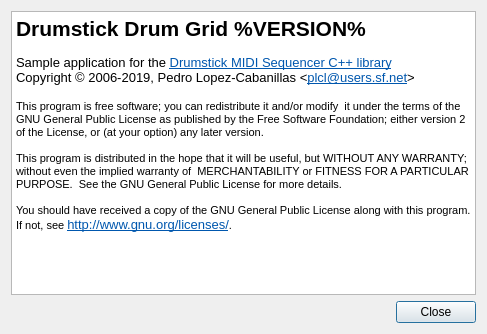
Old version of the form utils/drumgrid/drumgridabout.ui in the repository pedrolcl/drumstick.
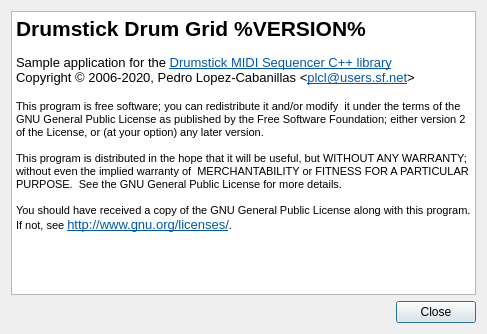
New version of the form.

Commit message: Updated copyright year

What changed in the file:
```diff
--- a/utils/drumgrid/drumgridabout.ui
+++ b/utils/drumgrid/drumgridabout.ui
@@ -30,7 +30,7 @@
 &lt;p style=&quot; margin-top:0px; margin-bottom:0px; margin-left:0px; margin-right:0px; -qt-block-indent:0; text-indent:0px;&quot;&gt;&lt;span style=&quot; font-size:16pt; font-weight:600;&quot;&gt;Drumstick Drum Grid %VERSION%&lt;/span&gt;&lt;/p&gt;
 &lt;p style=&quot;-qt-paragraph-type:empty; margin-top:0px; margin-bottom:0px; margin-left:0px; margin-right:0px; -qt-block-indent:0; text-indent:0px; font-size:9pt;&quot;&gt;&lt;br /&gt;&lt;/p&gt;
 &lt;p style=&quot; margin-top:0px; margin-bottom:0px; margin-left:0px; margin-right:0px; -qt-block-indent:0; text-indent:0px;&quot;&gt;Sample application for the &lt;a href=&quot;http://drumstick.sourceforge.net&quot;&gt;&lt;span style=&quot; font-family:'DejaVu Sans'; text-decoration: underline; color:#0057ae;&quot;&gt;Drumstick MIDI Sequencer C++ library&lt;/span&gt;&lt;/a&gt;&lt;/p&gt;
-&lt;p style=&quot; margin-top:0px; margin-bottom:0px; margin-left:0px; margin-right:0px; -qt-block-indent:0; text-indent:0px;&quot;&gt;Copyright © 2006-2019, Pedro Lopez-Cabanillas &amp;lt;&lt;a href=&quot;mailto:plcl@users.sf.net&quot;&gt;&lt;span style=&quot; font-family:'DejaVu Sans'; text-decoration: underline; color:#0057ae;&quot;&gt;plcl@users.sf.net&lt;/span&gt;&lt;/a&gt;&amp;gt;&lt;/p&gt;
+&lt;p style=&quot; margin-top:0px; margin-bottom:0px; margin-left:0px; margin-right:0px; -qt-block-indent:0; text-indent:0px;&quot;&gt;Copyright © 2006-2020, Pedro Lopez-Cabanillas &amp;lt;&lt;a href=&quot;mailto:plcl@users.sf.net&quot;&gt;&lt;span style=&quot; font-family:'DejaVu Sans'; text-decoration: underline; color:#0057ae;&quot;&gt;plcl@users.sf.net&lt;/span&gt;&lt;/a&gt;&amp;gt;&lt;/p&gt;
 &lt;p style=&quot; margin-top:0px; margin-bottom:0px; margin-left:0px; margin-right:0px; -qt-block-indent:0; text-indent:0px;&quot;&gt; &lt;/p&gt;
 &lt;p style=&quot; margin-top:0px; margin-bottom:0px; margin-left:0px; margin-right:0px; -qt-block-indent:0; text-indent:0px;&quot;&gt;&lt;span style=&quot; font-size:8pt;&quot;&gt;This program is free software; you can redistribute it and/or modify  it under the terms of the GNU General Public License as published by the Free Software Foundation; either version 2 of the License, or (at your option) any later version.&lt;/span&gt;&lt;/p&gt;
 &lt;p style=&quot; margin-top:0px; margin-bottom:0px; margin-left:0px; margin-right:0px; -qt-block-indent:0; text-indent:0px;&quot;&gt;&lt;span style=&quot; font-size:8pt;&quot;&gt; &lt;/span&gt;&lt;/p&gt;
```
The commit also changes 170 other files.
